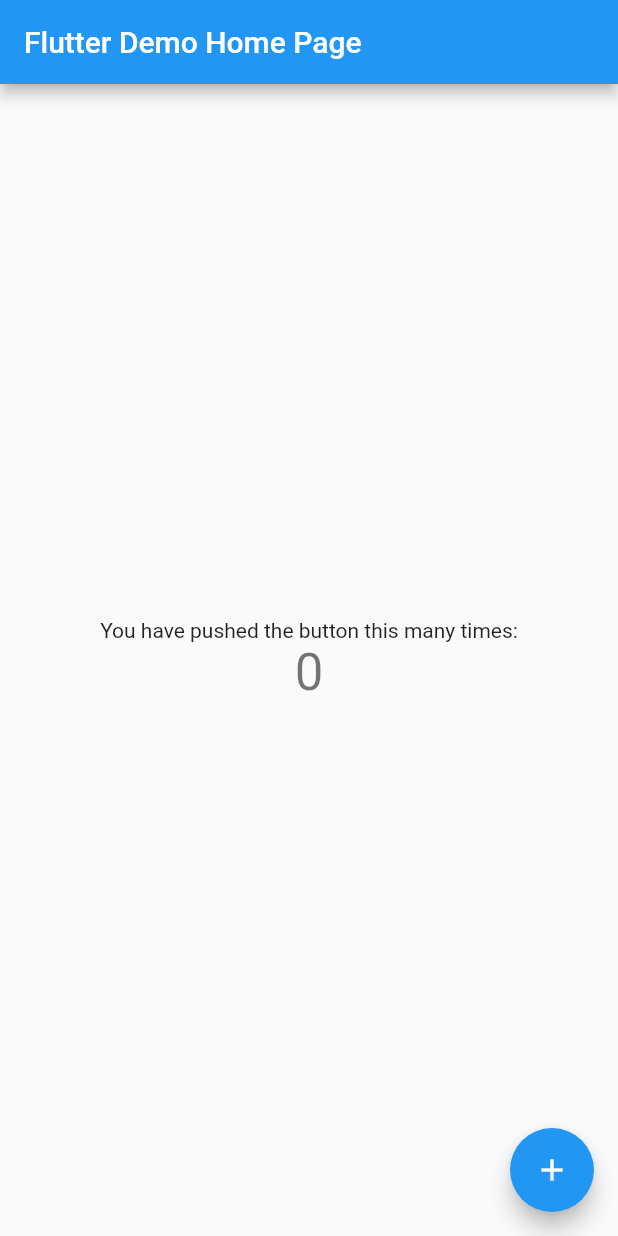
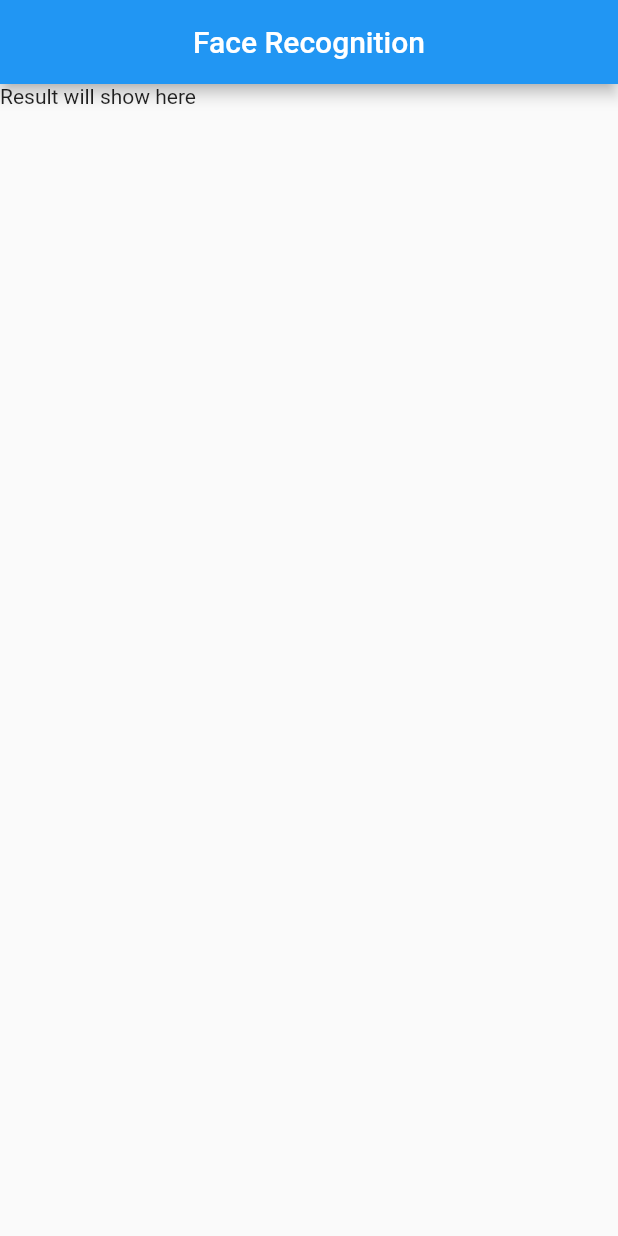
Before and after one commit to RezviAlauddin/face_recognition_project, a Flutter app: the screen it shows after launch, on a phone screen of 412 x 824 dp. Run offline on Flutter 3.47's test engine with Material 2 defaults, Android fonts, the phone set to English and light mode, and no system bars.

Commit message:
1st commit

```diff
--- a/lib/main.dart
+++ b/lib/main.dart
@@ -1,113 +1,22 @@
 import 'package:flutter/material.dart';
 
 void main() {
-  runApp(MyApp());
+  runApp(FaceRecog());
 }
 
-class MyApp extends StatelessWidget {
-  // This widget is the root of your application.
+class FaceRecog extends StatelessWidget{
   @override
   Widget build(BuildContext context) {
     return MaterialApp(
-      title: 'Flutter Demo',
-      theme: ThemeData(
-        // This is the theme of your application.
-        //
-        // Try running your application with "flutter run". You'll see the
-        // application has a blue toolbar. Then, without quitting the app, try
-        // changing the primarySwatch below to Colors.green and then invoke
-        // "hot reload" (press "r" in the console where you ran "flutter run",
-        // or simply save your changes to "hot reload" in a Flutter IDE).
-        // Notice that the counter didn't reset back to zero; the application
-        // is not restarted.
-        primarySwatch: Colors.blue,
+      home: Scaffold(
+        appBar: AppBar(
+          title: Center(child: Text("Face Recognition")),
+        ),
+        body: Container(
+          child: Text("Result will show here"),
+        ),
       ),
-      home: MyHomePage(title: 'Flutter Demo Home Page'),
     );
   }
+
 }
-
-class MyHomePage extends StatefulWidget {
-  MyHomePage({Key? key, required this.title}) : super(key: key);
-
-  // This widget is the home page of your application. It is stateful, meaning
-  // that it has a State object (defined below) that contains fields that affect
-  // how it looks.
-
-  // This class is the configuration for the state. It holds the values (in this
-  // case the title) provided by the parent (in this case the App widget) and
-  // used by the build method of the State. Fields in a Widget subclass are
-  // always marked "final".
-
-  final String title;
-
-  @override
-  _MyHomePageState createState() => _MyHomePageState();
-}
-
-class _MyHomePageState extends State<MyHomePage> {
-  int _counter = 0;
-
-  void _incrementCounter() {
-    setState(() {
-      // This call to setState tells the Flutter framework that something has
-      // changed in this State, which causes it to rerun the build method below
-      // so that the display can reflect the updated values. If we changed
-      // _counter without calling setState(), then the build method would not be
-      // called again, and so nothing would appear to happen.
-      _counter++;
-    });
-  }
-
-  @override
-  Widget build(BuildContext context) {
-    // This method is rerun every time setState is called, for instance as done
-    // by the _incrementCounter method above.
-    //
-    // The Flutter framework has been optimized to make rerunning build methods
-    // fast, so that you can just rebuild anything that needs updating rather
-    // than having to individually change instances of widgets.
-    return Scaffold(
-      appBar: AppBar(
-        // Here we take the value from the MyHomePage object that was created by
-        // the App.build method, and use it to set our appbar title.
-        title: Text(widget.title),
-      ),
-      body: Center(
-        // Center is a layout widget. It takes a single child and positions it
-        // in the middle of the parent.
-        child: Column(
-          // Column is also a layout widget. It takes a list of children and
-          // arranges them vertically. By default, it sizes itself to fit its
-          // children horizontally, and tries to be as tall as its parent.
-          //
-          // Invoke "debug painting" (press "p" in the console, choose the
-          // "Toggle Debug Paint" action from the Flutter Inspector in Android
-          // Studio, or the "Toggle Debug Paint" command in Visual Studio Code)
-          // to see the wireframe for each widget.
-          //
-          // Column has various properties to control how it sizes itself and
-          // how it positions its children. Here we use mainAxisAlignment to
-          // center the children vertically; the main axis here is the vertical
-          // axis because Columns are vertical (the cross axis would be
-          // horizontal).
-          mainAxisAlignment: MainAxisAlignment.center,
-          children: <Widget>[
-            Text(
-              'You have pushed the button this many times:',
-            ),
-            Text(
-              '$_counter',
-              style: Theme.of(context).textTheme.headline4,
-            ),
-          ],
-        ),
-      ),
-      floatingActionButton: FloatingActionButton(
-        onPressed: _incrementCounter,
-        tooltip: 'Increment',
-        child: Icon(Icons.add),
-      ), // This trailing comma makes auto-formatting nicer for build methods.
-    );
-  }
-}
```
